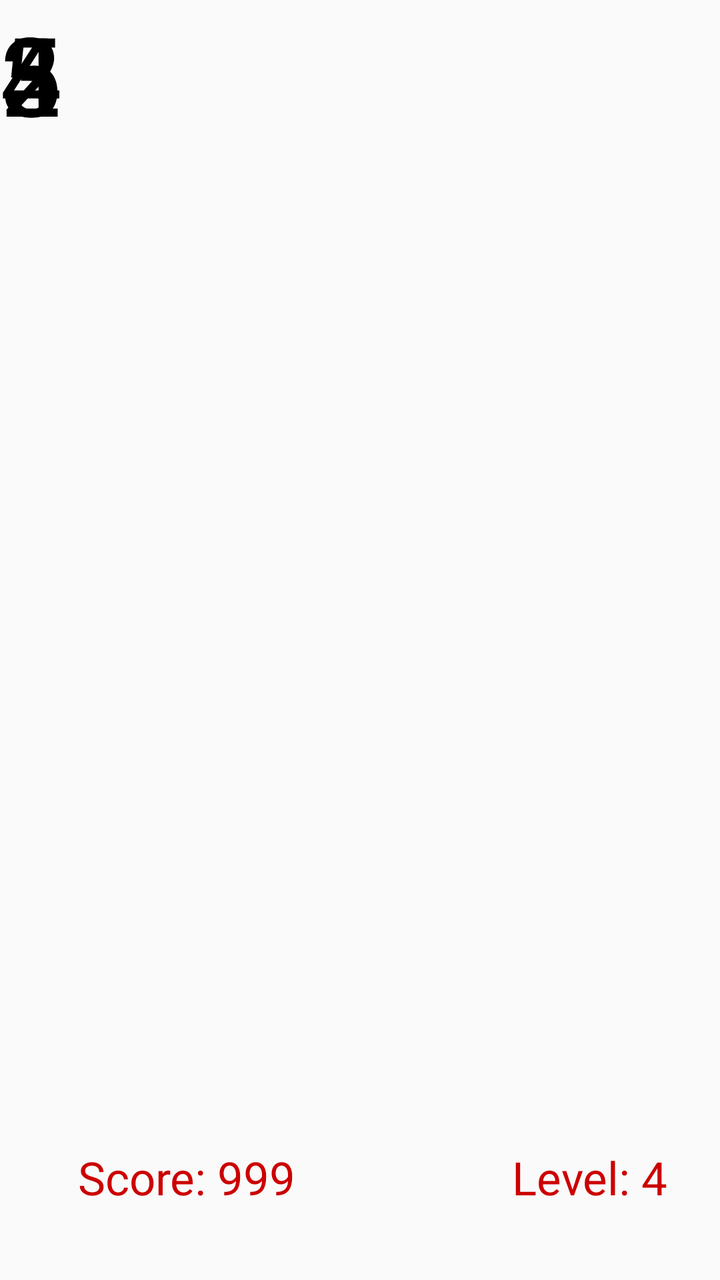
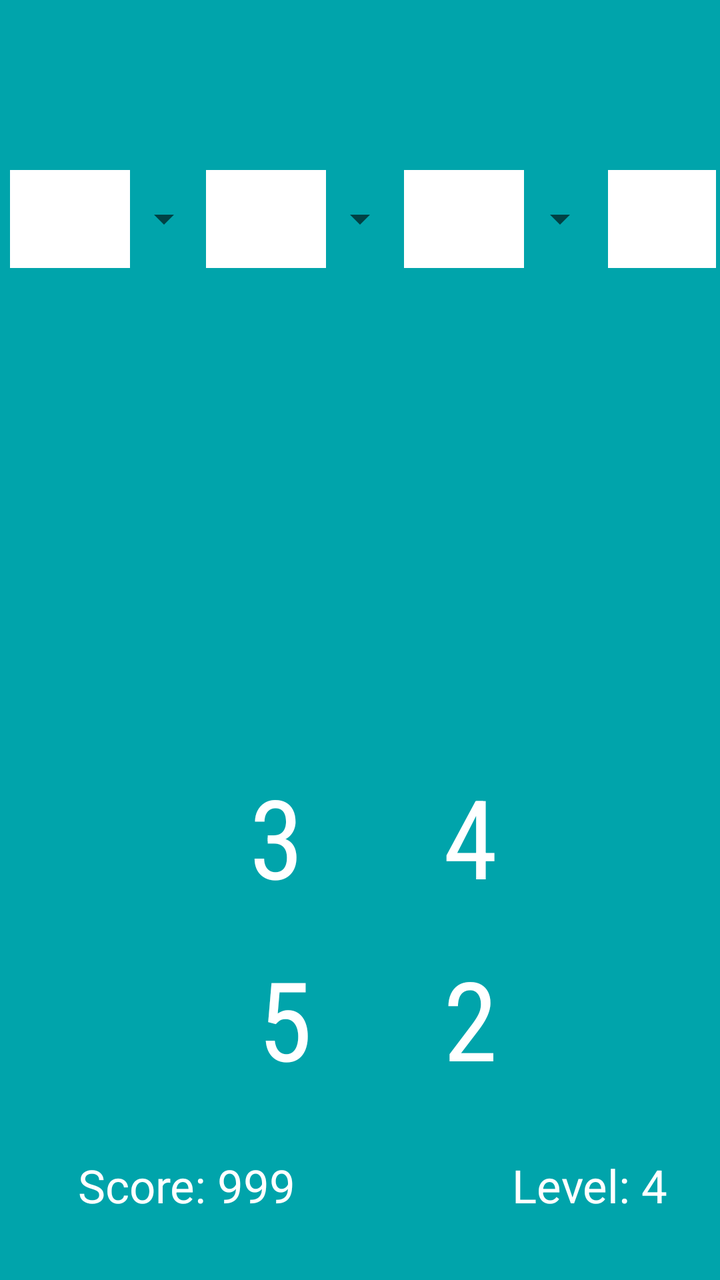

Screens rendered from an Android XML layout before and after an edit, with the pre-edit source and the edit as a unified diff.
<!-- AndroidManifest.xml: application theme AppTheme -->
<!-- res/layout/activity_game.xml -->
<?xml version="1.0" encoding="utf-8"?>
<android.support.constraint.ConstraintLayout xmlns:android="http://schemas.android.com/apk/res/android"
    xmlns:app="http://schemas.android.com/apk/res-auto"
    xmlns:tools="http://schemas.android.com/tools"
    android:layout_width="match_parent"
    android:layout_height="match_parent"
    tools:context="com.packetpub.mathgamechapter2.GameActivity"
    tools:layout_editor_absoluteY="81dp"
    tools:layout_editor_absoluteX="0dp">

    <TextView
        android:id="@+id/textPartA"
        android:layout_width="0dp"
        android:layout_height="75dp"
        android:layout_marginStart="16dp"
        android:contentDescription="33"
        android:text="3"
        android:textColor="@android:color/black"
        android:textSize="55sp"
        tools:layout_editor_absoluteY="258dp"
        tools:layout_editor_absoluteX="48dp" />

    <TextView
        android:id="@+id/textPartD"
        android:layout_width="49dp"
        android:layout_height="77dp"
        android:text="4"
        android:textColor="@android:color/black"
        android:textSize="55sp"
        android:layout_marginEnd="33dp"
        tools:layout_editor_absoluteY="258dp"
        tools:layout_editor_absoluteX="302dp" />

    <TextView
        android:id="@+id/textPartC"
        android:layout_width="35dp"
        android:layout_height="68dp"
        android:layout_marginStart="101dp"
        android:text="2"
        android:textColor="@android:color/black"
        android:textSize="55sp"
        android:layout_marginEnd="100dp"
        tools:layout_editor_absoluteY="258dp"
        tools:layout_editor_absoluteX="213dp" />

    <TextView
        android:id="@+id/textPartB"
        android:layout_width="43dp"
        android:layout_height="82dp"
        android:text="5"
        android:textColor="@android:color/black"
        android:textSize="55sp"
        android:layout_marginEnd="65dp"
        android:layout_marginStart="65dp"
        tools:layout_editor_absoluteY="258dp"
        tools:layout_editor_absoluteX="127dp" />

    <TextView
        android:id="@+id/textScore"
        android:layout_width="wrap_content"
        android:layout_height="wrap_content"
        android:text="Score: 999"
        android:textColor="@android:color/holo_red_dark"
        android:textSize="23sp"
        android:layout_marginStart="39dp"
        tools:layout_constraintBottom_creator="1"
        app:layout_constraintBottom_toBottomOf="parent"
        tools:layout_constraintLeft_creator="1"
        android:layout_marginBottom="36dp"
        app:layout_constraintLeft_toLeftOf="parent"
        android:layout_marginLeft="39dp" />

    <TextView
        android:id="@+id/textLevel"
        android:layout_width="wrap_content"
        android:layout_height="wrap_content"
        android:text="Level: 4"
        android:textColor="@android:color/holo_red_dark"
        android:textSize="23sp"
        android:layout_marginEnd="26dp"
        tools:layout_constraintRight_creator="1"
        tools:layout_constraintBottom_creator="1"
        app:layout_constraintBottom_toBottomOf="parent"
        app:layout_constraintRight_toRightOf="parent"
        android:layout_marginBottom="36dp"
        android:layout_marginRight="26dp" />
</android.support.constraint.ConstraintLayout>
<!-- resources referenced by this layout -->
<resources>
  <style name="AppTheme" parent="Theme.AppCompat.Light.DarkActionBar">
          
          <item name="colorPrimary">@color/colorPrimary</item>
          <item name="colorPrimaryDark">@color/colorPrimaryDark</item>
          <item name="colorAccent">@color/colorAccent</item>
      </style>
  <color name="colorPrimary">#3F51B5</color>
  <color name="colorPrimaryDark">#303F9F</color>
  <color name="colorAccent">#FF4081</color>
</resources>

<!-- the commit's change to res/layout/activity_game.xml (unified diff, before → after) -->
@@ -5,68 +5,98 @@
     android:layout_width="match_parent"
     android:layout_height="match_parent"
     tools:context="com.packetpub.mathgamechapter2.GameActivity"
-    tools:layout_editor_absoluteY="81dp"
-    tools:layout_editor_absoluteX="0dp">
-
-    <TextView
-        android:id="@+id/textPartA"
+    tools:layout_editor_absoluteX="0dp"
+    tools:layout_editor_absoluteY="25dp">
+
+    <TextView
+        android:id="@+id/firstNumber"
+        android:layout_width="0dp"
+        android:layout_height="76dp"
+        android:contentDescription="33"
+
+        android:fontFamily="sans-serif-condensed"
+        android:gravity="center"
+        android:text="3"
+        android:textColor="@android:color/white"
+        android:textSize="55sp"
+        app:layout_constraintRight_toLeftOf="@+id/secondNumber"
+        tools:layout_constraintRight_creator="1"
+        tools:layout_constraintBottom_creator="1"
+        app:layout_constraintBottom_toBottomOf="parent"
+        android:layout_marginEnd="13dp"
+        tools:layout_constraintLeft_creator="1"
+        android:layout_marginBottom="184dp"
+        app:layout_constraintLeft_toLeftOf="@+id/thirdNumber"
+        android:layout_marginRight="13dp" />
+
+    <TextView
+        android:id="@+id/secondNumber"
         android:layout_width="0dp"
         android:layout_height="75dp"
-        android:layout_marginStart="16dp"
-        android:contentDescription="33"
-        android:text="3"
-        android:textColor="@android:color/black"
-        android:textSize="55sp"
-        tools:layout_editor_absoluteY="258dp"
-        tools:layout_editor_absoluteX="48dp" />
-
-    <TextView
-        android:id="@+id/textPartD"
-        android:layout_width="49dp"
-        android:layout_height="77dp"
+        android:fontFamily="sans-serif-condensed"
+        android:gravity="center"
         android:text="4"
-        android:textColor="@android:color/black"
-        android:textSize="55sp"
-        android:layout_marginEnd="33dp"
-        tools:layout_editor_absoluteY="258dp"
-        tools:layout_editor_absoluteX="302dp" />
-
-    <TextView
-        android:id="@+id/textPartC"
-        android:layout_width="35dp"
-        android:layout_height="68dp"
-        android:layout_marginStart="101dp"
+        android:textColor="@android:color/white"
+        android:textSize="55sp"
+        tools:layout_constraintRight_creator="1"
+        app:layout_constraintRight_toRightOf="@+id/fourthNumber"
+        app:layout_constraintBaseline_toBaselineOf="@+id/firstNumber"
+        tools:layout_constraintBaseline_creator="1"
+        tools:layout_constraintLeft_creator="1"
+        app:layout_constraintLeft_toLeftOf="@+id/fourthNumber" />
+
+    <TextView
+        android:id="@+id/fourthNumber"
+        android:layout_width="90dp"
+        android:layout_height="76dp"
+        android:fontFamily="sans-serif-condensed"
+        android:gravity="center"
         android:text="2"
-        android:textColor="@android:color/black"
-        android:textSize="55sp"
-        android:layout_marginEnd="100dp"
-        tools:layout_editor_absoluteY="258dp"
-        tools:layout_editor_absoluteX="213dp" />
-
-    <TextView
-        android:id="@+id/textPartB"
-        android:layout_width="43dp"
-        android:layout_height="82dp"
+        android:textColor="@android:color/white"
+        android:textSize="55sp"
+        tools:layout_constraintRight_creator="1"
+        android:layout_marginEnd="54dp"
+        app:layout_constraintRight_toRightOf="@+id/textLevel"
+        app:layout_constraintBaseline_toBaselineOf="@+id/thirdNumber"
+        tools:layout_constraintBaseline_creator="1"
+        android:layout_marginRight="54dp" />
+
+    <TextView
+        android:id="@+id/thirdNumber"
+        android:layout_width="87dp"
+        android:layout_height="76dp"
+        android:layout_marginEnd="106dp"
+        android:layout_marginStart="106dp"
+        android:fontFamily="sans-serif-condensed"
+        android:gravity="center"
         android:text="5"
-        android:textColor="@android:color/black"
-        android:textSize="55sp"
-        android:layout_marginEnd="65dp"
-        android:layout_marginStart="65dp"
-        tools:layout_editor_absoluteY="258dp"
-        tools:layout_editor_absoluteX="127dp" />
+        android:textColor="@android:color/white"
+        android:textSize="55sp"
+        tools:layout_constraintTop_creator="1"
+        tools:layout_constraintRight_creator="1"
+        tools:layout_constraintBottom_creator="1"
+        app:layout_constraintBottom_toBottomOf="parent"
+        app:layout_constraintRight_toRightOf="@+id/fourthNumber"
+        android:layout_marginTop="91dp"
+        tools:layout_constraintLeft_creator="1"
+        android:layout_marginBottom="93dp"
+        app:layout_constraintLeft_toLeftOf="@+id/textBoxedOne"
+        app:layout_constraintTop_toTopOf="@+id/firstNumber"
+        android:layout_marginLeft="106dp"
+        android:layout_marginRight="106dp" />
 
     <TextView
         android:id="@+id/textScore"
         android:layout_width="wrap_content"
         android:layout_height="wrap_content"
+        android:layout_marginStart="39dp"
         android:text="Score: 999"
-        android:textColor="@android:color/holo_red_dark"
+        android:textColor="@android:color/white"
         android:textSize="23sp"
-        android:layout_marginStart="39dp"
-        tools:layout_constraintBottom_creator="1"
-        app:layout_constraintBottom_toBottomOf="parent"
-        tools:layout_constraintLeft_creator="1"
-        android:layout_marginBottom="36dp"
+        tools:layout_constraintBottom_creator="1"
+        app:layout_constraintBottom_toBottomOf="parent"
+        tools:layout_constraintLeft_creator="1"
+        android:layout_marginBottom="32dp"
         app:layout_constraintLeft_toLeftOf="parent"
         android:layout_marginLeft="39dp" />
 
@@ -74,14 +104,121 @@
         android:id="@+id/textLevel"
         android:layout_width="wrap_content"
         android:layout_height="wrap_content"
+        android:layout_marginEnd="26dp"
         android:text="Level: 4"
-        android:textColor="@android:color/holo_red_dark"
+        android:textColor="@android:color/white"
         android:textSize="23sp"
-        android:layout_marginEnd="26dp"
-        tools:layout_constraintRight_creator="1"
-        tools:layout_constraintBottom_creator="1"
-        app:layout_constraintBottom_toBottomOf="parent"
-        app:layout_constraintRight_toRightOf="parent"
-        android:layout_marginBottom="36dp"
+        tools:layout_constraintRight_creator="1"
+        tools:layout_constraintBottom_creator="1"
+        app:layout_constraintBottom_toBottomOf="parent"
+        app:layout_constraintRight_toRightOf="parent"
+        android:layout_marginBottom="32dp"
         android:layout_marginRight="26dp" />
+
+    <Spinner
+        android:id="@+id/spinner2"
+        android:layout_width="48dp"
+        android:layout_height="0dp"
+        tools:layout_constraintTop_creator="1"
+        tools:layout_constraintRight_creator="1"
+        tools:layout_constraintBottom_creator="1"
+        app:layout_constraintBottom_toBottomOf="@+id/textView5"
+        app:layout_constraintRight_toRightOf="parent"
+        android:layout_marginTop="9dp"
+        tools:layout_constraintLeft_creator="1"
+        android:layout_marginBottom="9dp"
+        app:layout_constraintLeft_toLeftOf="parent"
+        app:layout_constraintTop_toTopOf="@+id/textView5" />
+
+    <Spinner
+        android:id="@+id/spinner5"
+        android:layout_width="48dp"
+        android:layout_height="0dp"
+        android:layout_marginEnd="60dp"
+        android:layout_marginStart="61dp"
+        tools:layout_constraintTop_creator="1"
+        tools:layout_constraintRight_creator="1"
+        tools:layout_constraintBottom_creator="1"
+        app:layout_constraintBottom_toBottomOf="@+id/spinner2"
+        app:layout_constraintRight_toRightOf="@+id/textView5"
+        tools:layout_constraintLeft_creator="1"
+        app:layout_constraintLeft_toLeftOf="parent"
+        app:layout_constraintTop_toTopOf="@+id/spinner2"
+        android:layout_marginLeft="61dp"
+        android:layout_marginRight="60dp" />
+
+    <Spinner
+        android:id="@+id/spinner3"
+        android:layout_width="48dp"
+        android:layout_height="0dp"
+        android:layout_marginEnd="62dp"
+        android:layout_marginStart="60dp"
+        tools:layout_constraintTop_creator="1"
+        tools:layout_constraintRight_creator="1"
+        tools:layout_constraintBottom_creator="1"
+        app:layout_constraintBottom_toBottomOf="@+id/spinner2"
+        app:layout_constraintRight_toRightOf="parent"
+        tools:layout_constraintLeft_creator="1"
+        app:layout_constraintLeft_toLeftOf="@+id/textView2"
+        app:layout_constraintTop_toTopOf="@+id/spinner2"
+        android:layout_marginLeft="60dp"
+        android:layout_marginRight="62dp" />
+
+    <TextView
+        android:id="@+id/textView2"
+        android:layout_width="60dp"
+        android:layout_height="49dp"
+        android:background="@android:color/white"
+        android:layout_marginStart="46dp"
+        app:layout_constraintBaseline_toBaselineOf="@+id/textView5"
+        tools:layout_constraintBaseline_creator="1"
+        tools:layout_constraintLeft_creator="1"
+        app:layout_constraintLeft_toLeftOf="@+id/spinner2"
+        android:layout_marginLeft="46dp" />
+
+    <TextView
+        android:id="@+id/textView6"
+        android:layout_width="0dp"
+        android:layout_height="0dp"
+        android:background="@android:color/white"
+        tools:layout_constraintTop_creator="1"
+        tools:layout_constraintRight_creator="1"
+        tools:layout_constraintBottom_creator="1"
+        app:layout_constraintBottom_toBottomOf="@+id/textView2"
+        android:layout_marginEnd="2dp"
+        app:layout_constraintRight_toRightOf="parent"
+        tools:layout_constraintLeft_creator="1"
+        app:layout_constraintTop_toTopOf="@+id/textView2"
+        app:layout_constraintLeft_toRightOf="@+id/spinner3"
+        android:layout_marginRight="2dp" />
+
+    <TextView
+        android:id="@+id/textView5"
+        android:layout_width="60dp"
+        android:layout_height="49dp"
+        android:layout_marginEnd="105dp"
+        android:layout_marginStart="104dp"
+        android:background="@android:color/white"
+        tools:layout_constraintRight_creator="1"
+        app:layout_constraintRight_toRightOf="@+id/textView2"
+        app:layout_constraintBaseline_toBaselineOf="@+id/textBoxedOne"
+        tools:layout_constraintBaseline_creator="1"
+        tools:layout_constraintLeft_creator="1"
+        app:layout_constraintLeft_toLeftOf="@+id/textBoxedOne"
+        android:layout_marginLeft="104dp"
+        android:layout_marginRight="105dp" />
+
+    <TextView
+        android:id="@+id/textBoxedOne"
+        android:layout_width="60dp"
+        android:layout_height="49dp"
+        android:layout_marginStart="5dp"
+        android:background="@android:color/white"
+        tools:layout_constraintTop_creator="1"
+        android:layout_marginTop="85dp"
+        tools:layout_constraintLeft_creator="1"
+        app:layout_constraintLeft_toLeftOf="parent"
+        app:layout_constraintTop_toTopOf="parent"
+        android:layout_marginLeft="5dp" />
+
 </android.support.constraint.ConstraintLayout>
<!-- resource entries referenced after the edit -->
@@ -1,13 +1,15 @@
 <!-- resources referenced by this layout -->
 <resources>
-  <style name="AppTheme" parent="Theme.AppCompat.Light.DarkActionBar">
+  <style name="AppTheme" parent="Theme.AppCompat.Light.NoActionBar">
           
           <item name="colorPrimary">@color/colorPrimary</item>
           <item name="colorPrimaryDark">@color/colorPrimaryDark</item>
           <item name="colorAccent">@color/colorAccent</item>
+          <item name="android:colorBackground">@color/background_material_light</item>
       </style>
   <color name="colorPrimary">#3F51B5</color>
   <color name="colorPrimaryDark">#303F9F</color>
   <color name="colorAccent">#FF4081</color>
+  <color name="background_material_light">#00a4ab</color>
 </resources>
 
